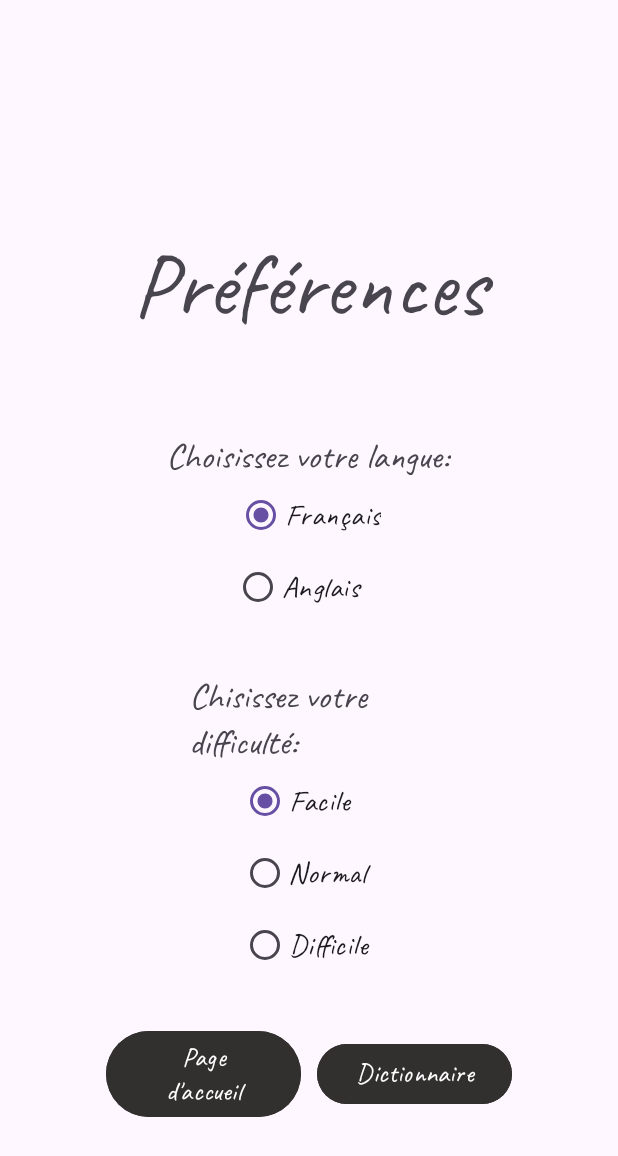
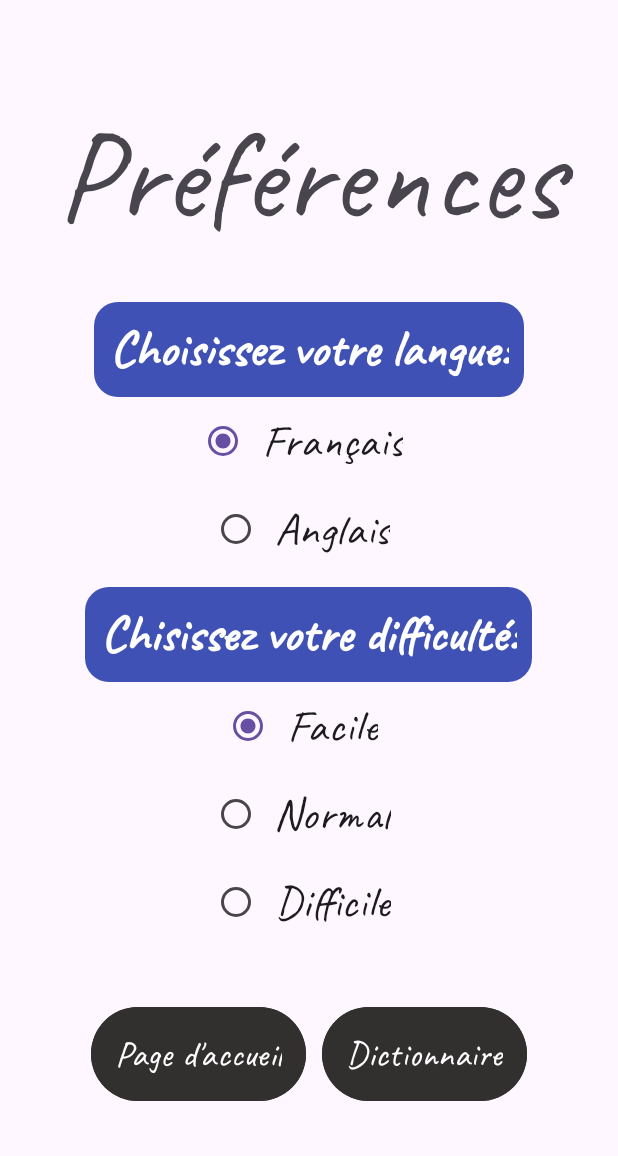
Before and after one commit to Jxddiss/jeu_pendu, an Android app built with Jetpack Compose: the PreferencesActivity screen opened directly, with no data from a screen before it, on a phone screen of 412 x 824 dp. Shown: the top 1156 px of the screen. Run offline under Robolectric (Android 15) with nearby library versions, the phone set to English and light mode, and no system bars.

Commit message:
Ajouté une class test pour la classe Jeu. Régler le layout de la page préférence.

```diff
--- a/app/src/main/res/layout/activity_preferences.xml
+++ b/app/src/main/res/layout/activity_preferences.xml
@@ -11,22 +11,21 @@
         android:id="@+id/textView2"
         android:layout_width="0dp"
         android:layout_height="wrap_content"
-        android:layout_marginTop="70dp"
-        android:layout_marginBottom="514dp"
+        android:layout_marginTop="10dp"
+        android:layout_marginBottom="600dp"
         android:fontFamily="@font/caveat"
         android:gravity="center_horizontal"
         android:text="@string/preference_page_name"
-        android:textSize="60sp"
+        android:textSize="85sp"
         app:layout_constraintBottom_toBottomOf="parent"
         app:layout_constraintEnd_toEndOf="parent"
         app:layout_constraintStart_toStartOf="parent"
         app:layout_constraintTop_toTopOf="parent" />
 
     <LinearLayout
-        android:id="@+id/linearLayout7777777777"
         android:layout_width="0dp"
         android:layout_height="wrap_content"
-        android:layout_marginTop="60dp"
+        android:layout_marginTop="30dp"
         android:gravity="center_horizontal"
         android:orientation="vertical"
         app:layout_constraintEnd_toEndOf="parent"
@@ -34,12 +33,17 @@
         app:layout_constraintTop_toBottomOf="@+id/textView2">
 
         <TextView
-            android:id="@+id/textView577777777"
-            android:layout_width="190sp"
+            android:layout_width="wrap_content"
             android:layout_height="wrap_content"
+            android:background="@drawable/dialog_bg"
+            android:backgroundTint="#3F51B5"
             android:fontFamily="@font/caveat"
+            android:gravity="center"
+            android:padding="10dp"
             android:text="@string/choix_language"
-            android:textSize="24sp"
+            android:textColor="@color/white"
+            android:textSize="34sp"
+            android:textStyle="bold"
             tools:layout_editor_absoluteX="120dp"
             tools:layout_editor_absoluteY="299dp" />
 
@@ -56,16 +60,20 @@
                 android:layout_width="wrap_content"
                 android:layout_height="wrap_content"
                 android:fontFamily="@font/caveat"
+                android:gravity="center"
+                android:padding="10sp"
                 android:text="@string/choix_languageFr"
-                android:textSize="20sp" />
+                android:textSize="30sp" />
 
             <RadioButton
                 android:id="@+id/btnLangueAnglais"
-                android:layout_width="100sp"
+                android:layout_width="wrap_content"
                 android:layout_height="wrap_content"
                 android:fontFamily="@font/caveat"
+                android:gravity="center"
+                android:padding="10sp"
                 android:text="@string/choix_languageEn"
-                android:textSize="20sp" />
+                android:textSize="30sp" />
         </RadioGroup>
 
     </LinearLayout>
@@ -83,11 +91,17 @@
 
         <TextView
             android:id="@+id/textView5"
-            android:layout_width="160sp"
+            android:layout_width="wrap_content"
             android:layout_height="wrap_content"
+            android:background="@drawable/dialog_bg"
+            android:backgroundTint="#3F51B5"
             android:fontFamily="@font/caveat"
+            android:gravity="center"
+            android:padding="10dp"
             android:text="@string/choix_niveau_difficulté"
-            android:textSize="24sp"
+            android:textColor="@color/white"
+            android:textSize="34sp"
+            android:textStyle="bold"
             tools:layout_editor_absoluteX="120dp"
             tools:layout_editor_absoluteY="299dp" />
 
@@ -101,27 +115,30 @@
 
             <RadioButton
                 android:id="@+id/btnDifficulterFacile"
-                android:layout_width="90sp"
+                android:layout_width="wrap_content"
                 android:layout_height="wrap_content"
                 android:fontFamily="@font/caveat"
+                android:padding="10sp"
                 android:text="@string/choix_niveau_difficulté_facile"
-                android:textSize="20sp" />
+                android:textSize="30sp" />
 
             <RadioButton
                 android:id="@+id/btnDifficulterNormal"
-                android:layout_width="90sp"
+                android:layout_width="wrap_content"
                 android:layout_height="wrap_content"
                 android:fontFamily="@font/caveat"
+                android:padding="10sp"
                 android:text="@string/choix_niveau_difficulté_normal"
-                android:textSize="20sp" />
+                android:textSize="30sp" />
 
             <RadioButton
                 android:id="@+id/btnDifficulterDifficile"
-                android:layout_width="90sp"
+                android:layout_width="wrap_content"
                 android:layout_height="wrap_content"
                 android:fontFamily="@font/caveat"
+                android:padding="10sp"
                 android:text="@string/choix_niveau_difficulté_difficile"
-                android:textSize="20sp" />
+                android:textSize="30sp" />
 
         </RadioGroup>
 
@@ -130,8 +147,7 @@
     <LinearLayout
         android:layout_width="match_parent"
         android:layout_height="wrap_content"
-        android:layout_marginTop="-30dp"
-        android:layout_marginBottom="16dp"
+        android:layout_marginBottom="50dp"
         android:gravity="center"
         android:orientation="horizontal"
         app:layout_constraintBottom_toBottomOf="parent"
@@ -141,26 +157,28 @@
 
         <Button
             android:id="@+id/btnRetourAccueil"
-            android:layout_width="130sp"
+            android:layout_width="wrap_content"
             android:layout_height="wrap_content"
             android:layout_margin="5sp"
             android:backgroundTint="#322F2F"
             android:fontFamily="@font/caveat"
+            android:padding="16sp"
             android:text="@string/page_preference_bouton_accueil"
-            android:textSize="18sp" />
+            android:textSize="24sp" />
 
         <Button
             android:id="@+id/btnDictionnaire"
-            android:layout_width="130sp"
+            android:layout_width="wrap_content"
             android:layout_height="wrap_content"
             android:layout_margin="5sp"
             android:backgroundTint="#322F2F"
             android:fontFamily="@font/caveat"
+            android:padding="16sp"
             android:text="@string/dictionnaire"
             android:textColorHighlight="#BA1A1A"
             android:textColorHint="#CA1B1B"
             android:textColorLink="#875959"
-            android:textSize="18sp" />
+            android:textSize="24sp" />
     </LinearLayout>
 
 </androidx.constraintlayout.widget.ConstraintLayout>
--- a/app/src/main/res/values/strings.xml
+++ b/app/src/main/res/values/strings.xml
@@ -60,7 +60,7 @@
     <string name="reussi">Réussi ?</string>
     <string name="mot">Mot :</string>
     <string name="difficultePartie">Difficulté :</string>
-    <string name="temp">Temp :</string>
+    <string name="temp">Temps :</string>
     <string name="mot_ajoute">Mot ajouté avec succès</string>
     <string name="champ_vide">Tout les champs doivent être remplie</string>
     <string name="message_gagne">Vous avez gagné !</string>
```
Also changed, not shown: 1 other file.
